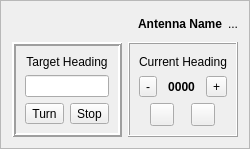
This is mqt/MqtLogger/rotcontrolframe.ui in zsteva/backup-minos2 as Qt 5 draws it before an edit. The edited form follows.
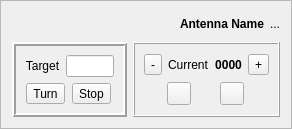
This is the edited form.

Commit message: More changes to try and reduce footprint

The edit to the form file:
```diff
--- a/mqt/MqtLogger/rotcontrolframe.ui
+++ b/mqt/MqtLogger/rotcontrolframe.ui
@@ -6,8 +6,8 @@
    <rect>
     <x>0</x>
     <y>0</y>
-    <width>249</width>
-    <height>149</height>
+    <width>292</width>
+    <height>129</height>
    </rect>
   </property>
   <property name="windowTitle">
@@ -21,7 +21,7 @@
   </property>
   <layout class="QVBoxLayout" name="verticalLayout_3">
    <item>
-    <layout class="QHBoxLayout" name="horizontalLayout_3">
+    <layout class="QHBoxLayout" name="horizontalLayout_7">
      <item>
       <spacer name="horizontalSpacer">
        <property name="orientation">
@@ -46,9 +46,6 @@
        <property name="text">
         <string>Antenna Name</string>
        </property>
-       <property name="alignment">
-        <set>Qt::AlignRight|Qt::AlignTrailing|Qt::AlignVCenter</set>
-       </property>
       </widget>
      </item>
      <item>
@@ -78,9 +75,11 @@
        </property>
        <layout class="QVBoxLayout" name="verticalLayout">
         <item>
+         <layout class="QHBoxLayout" name="horizontalLayout_3">
+          <item>
          <widget class="QLabel" name="label_3">
           <property name="text">
-           <string>Target Heading</string>
+             <string>Target</string>
           </property>
           <property name="alignment">
            <set>Qt::AlignCenter</set>
@@ -106,6 +105,8 @@
           </property>
          </widget>
         </item>
+         </layout>
+        </item>
         <item>
          <layout class="QHBoxLayout" name="horizontalLayout">
           <item>
@@ -145,16 +146,6 @@
         <number>1</number>
        </property>
        <layout class="QVBoxLayout" name="verticalLayout_2">
-        <item>
-         <widget class="QLabel" name="label_2">
-          <property name="text">
-           <string>Current Heading</string>
-          </property>
-          <property name="alignment">
-           <set>Qt::AlignCenter</set>
-          </property>
-         </widget>
-        </item>
         <item>
          <layout class="QHBoxLayout" name="horizontalLayout_2">
           <item>
@@ -167,6 +158,13 @@
             </property>
            </widget>
           </item>
+          <item>
+           <widget class="QLabel" name="label">
+            <property name="text">
+             <string>Current</string>
+            </property>
+           </widget>
+          </item>
           <item>
            <widget class="QLabel" name="RotBrg">
             <property name="font">
```
Lines whose indentation alone changed are shown as unchanged.
